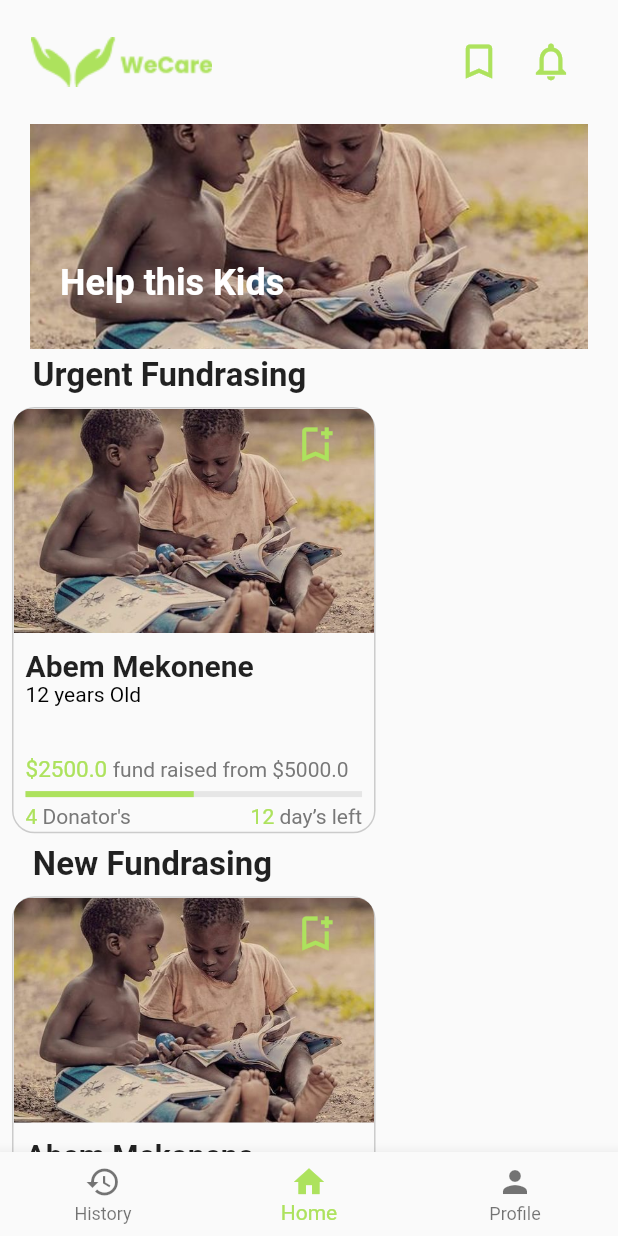
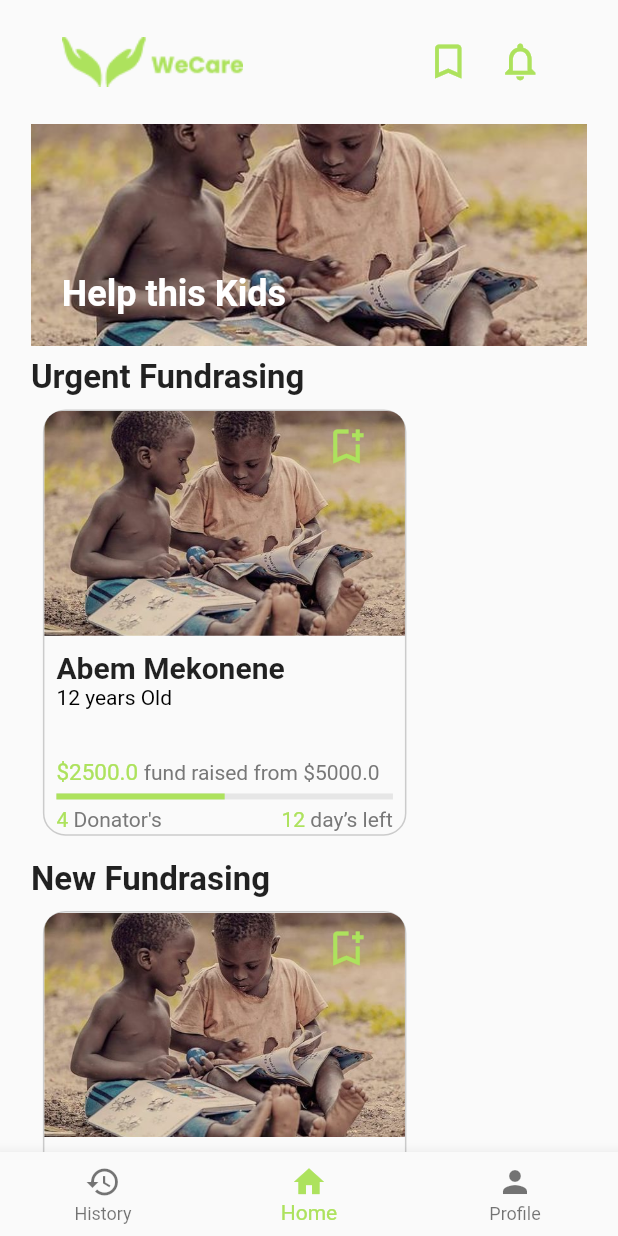
Before and after one commit to WECARE-BMA/wecare_app, a Flutter app: the screen it shows after launch, on a phone screen of 412 x 824 dp. Run offline on Flutter 3.47's test engine with Material 2 defaults, Android fonts, the phone set to English and light mode, and no system bars; our stand-ins replace animated_splash_screen, firebase_core, google_fonts; accounts and stored records are empty.

Commit message:
merged from main - WEC-9

```diff
--- a/lib/views/home_page.dart
+++ b/lib/views/home_page.dart
@@ -34,8 +34,15 @@ class _HomePage extends State<HomePage> {
 
   @override
   Widget build(BuildContext context) {
-    return SafeArea(
+    double screenWidth = MediaQuery.of(context).size.width;
+    double screenHeight = MediaQuery.of(context).size.height;
+    double screenPadding = screenWidth * 0.05;
+
+    return Scaffold(
+      body: SafeArea(
         child: SingleChildScrollView(
+          child: Padding(
+            padding: EdgeInsets.only(left: screenPadding, right: screenPadding),
             child: Column(
               crossAxisAlignment: CrossAxisAlignment.start,
               children: [
@@ -48,21 +55,17 @@ class _HomePage extends State<HomePage> {
                   mainAxisAlignment: MainAxisAlignment.center,
                   children: [
                     Container(
-                  padding: const EdgeInsets.only(left: 20, right: 20),
-                  width: MediaQuery.of(context).size.width,
-                  height: 150.0,
+                      width: screenWidth - (screenWidth * 0.1),
+                      height: screenHeight * 0.18,
                       child: Stack(
                         children: [
-                      Image.asset(
-                        _imagePaths[_currentIndex],
-                        fit: BoxFit.cover,
-                        width: 400.0,
-                        height: 300.0,
-                      ),
-                      const Positioned(
+                          Image.asset(_imagePaths[_currentIndex],
+                              fit: BoxFit.cover, width: screenWidth),
+                          Positioned(
                             bottom: 0, // Set the bottom position of the text
                             child: Padding(
-                          padding: EdgeInsets.only(bottom: 30, left: 20),
+                              padding: EdgeInsets.only(
+                                  bottom: screenPadding, left: screenPadding),
                               child: Text(
                                 'Help this Kids',
                                 style: TextStyle(
@@ -78,14 +81,17 @@ class _HomePage extends State<HomePage> {
                     ),
                   ],
                 ),
-            const SizedBox(
-              height: 5,
+                Padding(
+                  padding: EdgeInsets.only(
+                    top: screenHeight * 0.01,
                   ),
-            const Align(
+                  child: const Align(
                     alignment: Alignment.centerLeft,
                     child: Text(
-                '    Urgent Fundrasing',
-                style: TextStyle(fontSize: 22.0, fontWeight: FontWeight.bold),
+                      'Urgent Fundrasing',
+                      style: TextStyle(
+                          fontSize: 22.0, fontWeight: FontWeight.bold),
+                    ),
                   ),
                 ),
                 Row(
@@ -93,11 +99,17 @@ class _HomePage extends State<HomePage> {
                     KidCard(),
                   ],
                 ),
-            const Align(
+                Padding(
+                  padding: EdgeInsets.only(
+                    top: screenHeight * 0.01,
+                  ),
+                  child: const Align(
                     alignment: Alignment.centerLeft,
                     child: Text(
-                '    New Fundrasing',
-                style: TextStyle(fontSize: 22.0, fontWeight: FontWeight.bold),
+                      'New Fundrasing',
+                      style: TextStyle(
+                          fontSize: 22.0, fontWeight: FontWeight.bold),
+                    ),
                   ),
                 ),
                 Row(
@@ -106,6 +118,8 @@ class _HomePage extends State<HomePage> {
               ],
             ),
           ),
+        ),
+      ),
     );
   }
 }
```
Lines whose indentation alone changed are shown as unchanged.
